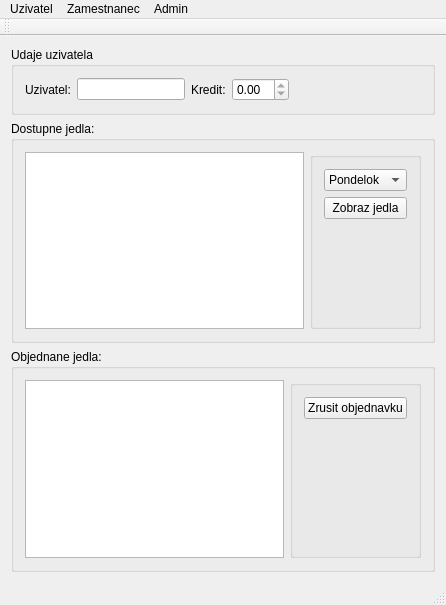
maroslastik/jedalen2, file jedalen.ui: the form before one commit.
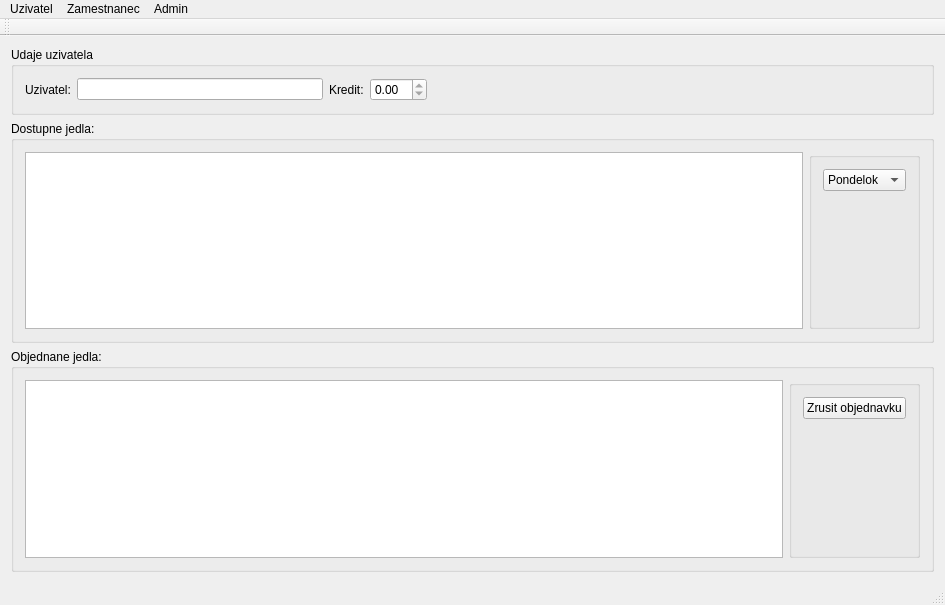
The form after the commit.

Patch:
```diff
--- a/jedalen.ui
+++ b/jedalen.ui
@@ -6,7 +6,7 @@
    <rect>
     <x>0</x>
     <y>0</y>
-    <width>446</width>
+    <width>945</width>
     <height>605</height>
    </rect>
   </property>
@@ -85,7 +85,14 @@
       </property>
       <layout class="QHBoxLayout" name="horizontalLayout_2">
        <item>
-        <widget class="QTableWidget" name="dostupne_zoz"/>
+        <widget class="QTableWidget" name="dostupne_zoz">
+         <property name="enabled">
+          <bool>true</bool>
+         </property>
+         <property name="editTriggers">
+          <set>QAbstractItemView::NoEditTriggers</set>
+         </property>
+        </widget>
        </item>
        <item>
         <widget class="QGroupBox" name="groupBox">
@@ -135,13 +142,6 @@
             </item>
            </widget>
           </item>
-          <item>
-           <widget class="QPushButton" name="zobraz_jedla">
-            <property name="text">
-             <string>Zobraz jedla</string>
-            </property>
-           </widget>
-          </item>
           <item>
            <spacer name="verticalSpacer">
             <property name="orientation">
@@ -168,7 +168,11 @@
       </property>
       <layout class="QHBoxLayout" name="horizontalLayout_3">
        <item>
-        <widget class="QTableWidget" name="objednane_zoz"/>
+        <widget class="QTableWidget" name="objednane_zoz">
+         <property name="editTriggers">
+          <set>QAbstractItemView::NoEditTriggers</set>
+         </property>
+        </widget>
        </item>
        <item>
         <widget class="QGroupBox" name="groupBox_2">
@@ -209,7 +213,7 @@
     <rect>
      <x>0</x>
      <y>0</y>
-     <width>446</width>
+     <width>945</width>
      <height>30</height>
     </rect>
    </property>
```
